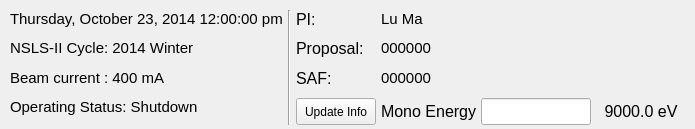
Qt form isstools/ui/ui_general_info.ui (NSLS-II-QAS/isstools) before a commit.
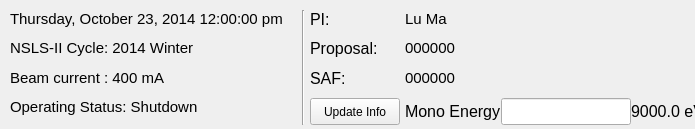
The same form after that commit.

Commit message: trajectory and trajectory_manager are no imported from xas.trajectory trajectory widget is now modified to check if it is oscillatory type or not

What changed in the file:
```diff
--- a/isstools/ui/ui_general_info.ui
+++ b/isstools/ui/ui_general_info.ui
@@ -18,7 +18,7 @@
     <rect>
      <x>10</x>
      <y>10</y>
-     <width>681</width>
+     <width>694</width>
      <height>115</height>
     </rect>
    </property>
@@ -247,9 +247,15 @@
       </item>
       <item>
        <widget class="QLineEdit" name="lineEdit_mono_energy">
+        <property name="sizePolicy">
+         <sizepolicy hsizetype="Fixed" vsizetype="Fixed">
+          <horstretch>0</horstretch>
+          <verstretch>0</verstretch>
+         </sizepolicy>
+        </property>
         <property name="maximumSize">
          <size>
-          <width>110</width>
+          <width>130</width>
           <height>30</height>
          </size>
         </property>
```
The commit also changes 4 other files.
